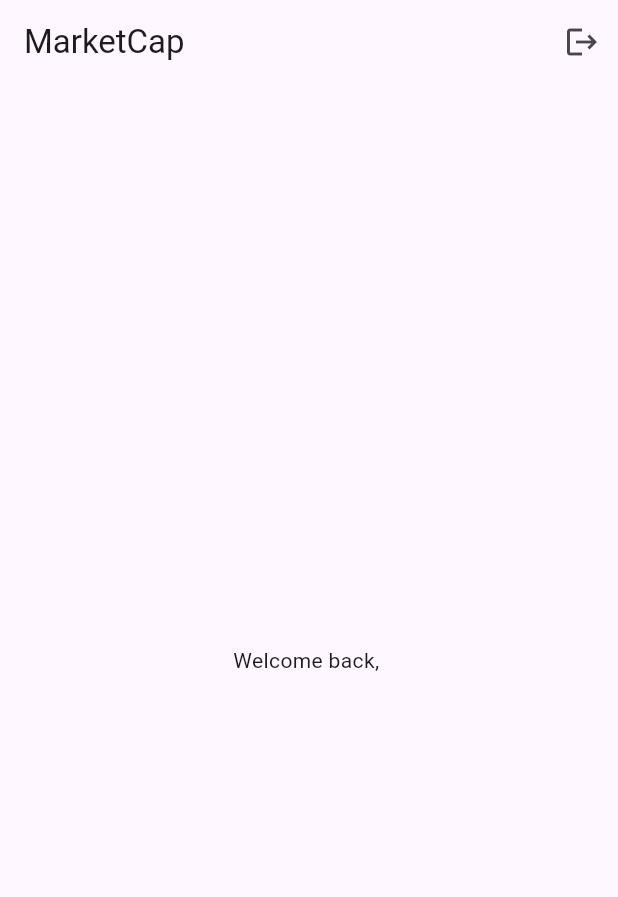
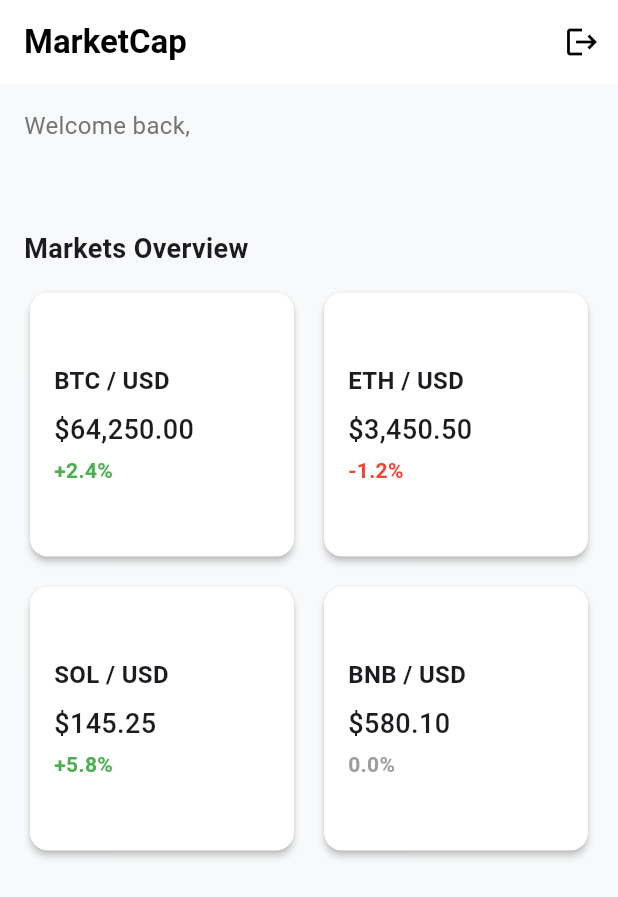
Before and after one commit to Sudecon5/MarketCap, a Flutter app: the screen it shows once a user with an empty profile is signed in, on a phone screen of 412 x 824 dp. Shown: the top 897 px of the screen. Run offline on Flutter 3.47's test engine with Material 3 defaults, Android fonts, the phone set to English and light mode, and no system bars; our stand-ins replace flutter_secure_storage, supabase_flutter; accounts and stored records are empty.

```diff
--- a/marketcap_mobile/lib/dashboard_screen.dart
+++ b/marketcap_mobile/lib/dashboard_screen.dart
@@ -7,17 +7,89 @@ class DashboardScreen extends StatelessWidget {
   @override
   Widget build(BuildContext context) {
     final user = supabase.auth.currentUser;
+
     return Scaffold(
+      backgroundColor: const Color(0xFFF8F9FA), // Light modern background
       appBar: AppBar(
-        title: const Text('MarketCap'),
+        title: const Text(
+          'MarketCap',
+          style: TextStyle(fontWeight: FontWeight.bold, color: Colors.black),
+        ),
+        backgroundColor: Colors.white,
+        elevation: 0,
         actions: [
           IconButton(
-            icon: const Icon(Icons.logout),
+            icon: const Icon(Icons.logout, color: Colors.black),
             onPressed: () => supabase.auth.signOut(),
           ),
         ],
       ),
-      body: Center(child: Text('Welcome back, ${user?.email}')),
+      body: SingleChildScrollView(
+        padding: const EdgeInsets.all(16.0),
+        child: Column(
+          crossAxisAlignment: CrossAxisAlignment.start,
+          children: [
+            // User Greeting Header
+            Text(
+              'Welcome back,',
+              style: TextStyle(fontSize: 16, color: Colors.grey[600]),
+            ),
+            Text(
+              '${user?.email?.split('@')[0]}', // Shows just the username before @
+              style: const TextStyle(fontSize: 24, fontWeight: FontWeight.bold),
+            ),
+            const SizedBox(height: 24),
+
+            // Watchlist Section Title
+            const Text(
+              'Markets Overview',
+              style: TextStyle(fontSize: 18, fontWeight: FontWeight.bold),
+            ),
+            const SizedBox(height: 12),
+
+            // Sample Interactive Asset Grid Layout
+            GridView.count(
+              crossAxisCount: 2,
+              crossAxisSpacing: 12,
+              mainAxisSpacing: 12,
+              shrinkWrap: true,
+              physics: const NeverScrollableScrollPhysics(),
+              children: [
+                _buildCryptoCard('BTC / USD', '\$64,250.00', '+2.4%', Colors.green),
+                _buildCryptoCard('ETH / USD', '\$3,450.50', '-1.2%', Colors.red),
+                _buildCryptoCard('SOL / USD', '\$145.25', '+5.8%', Colors.green),
+                _buildCryptoCard('BNB / USD', '\$580.10', '0.0%', Colors.grey),
+              ],
+            ),
+          ],
+        ),
+      ),
+    );
+  }
+
+  // Quick helper layout widget to draw asset summary cards
+  Widget _buildCryptoCard(String pair, String price, String change, Color changeColor) {
+    return Card(
+      elevation: 2,
+      shape: RoundedRectangleBorder(borderRadius: BorderRadius.circular(12)),
+      color: Colors.white,
+      child: Padding(
+        padding: const EdgeInsets.all(16.0),
+        child: Column(
+          crossAxisAlignment: CrossAxisAlignment.start,
+          mainAxisAlignment: MainAxisAlignment.center,
+          children: [
+            Text(pair, style: const TextStyle(fontWeight: FontWeight.bold, fontSize: 16)),
+            const SizedBox(height: 8),
+            Text(price, style: const TextStyle(fontSize: 18, fontWeight: FontWeight.w500)),
+            const SizedBox(height: 4),
+            Text(
+              change,
+              style: TextStyle(color: changeColor, fontWeight: FontWeight.bold, fontSize: 14),
+            ),
+          ],
+        ),
+      ),
     );
   }
 }
```
Also changed, not shown: 1 other file.
